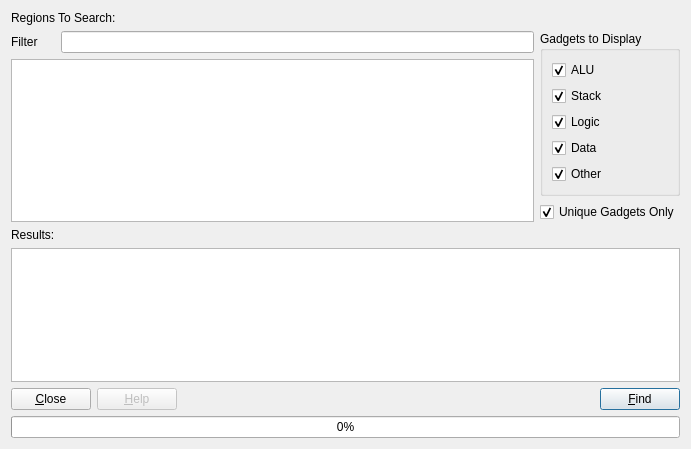
Old version of the form plugins/ROPTool/DialogROPTool.ui in the repository eteran/edb-debugger.
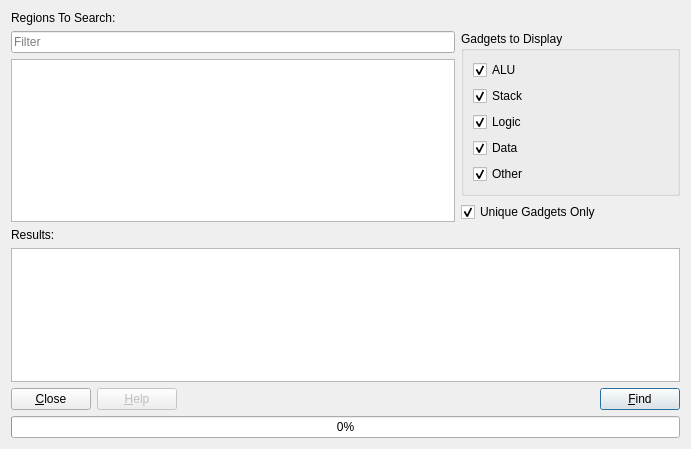
New version of the form. Icons and pictures are not drawn.

Commit message: using placeholder text instead of labels, creates a cleaner UI look and has been available since Qt 4.7

```diff
--- a/plugins/ROPTool/DialogROPTool.ui
+++ b/plugins/ROPTool/DialogROPTool.ui
@@ -22,16 +22,6 @@
      </property>
     </widget>
    </item>
-   <item row="1" column="0">
-    <widget class="QLabel" name="label_3">
-     <property name="text">
-      <string>Filter</string>
-     </property>
-    </widget>
-   </item>
-   <item row="1" column="1">
-    <widget class="QLineEdit" name="txtSearch"/>
-   </item>
    <item row="1" column="2" rowspan="2">
     <widget class="QGroupBox" name="groupBox">
      <property name="title">
@@ -216,6 +206,13 @@
      </property>
     </widget>
    </item>
+   <item row="1" column="0" colspan="2">
+    <widget class="QLineEdit" name="txtSearch">
+     <property name="placeholderText">
+      <string>Filter</string>
+     </property>
+    </widget>
+   </item>
   </layout>
  </widget>
  <tabstops>
```
Left out of the diff: 9 changed lines with no effect on the pictures. The commit also changes 9 other files.
